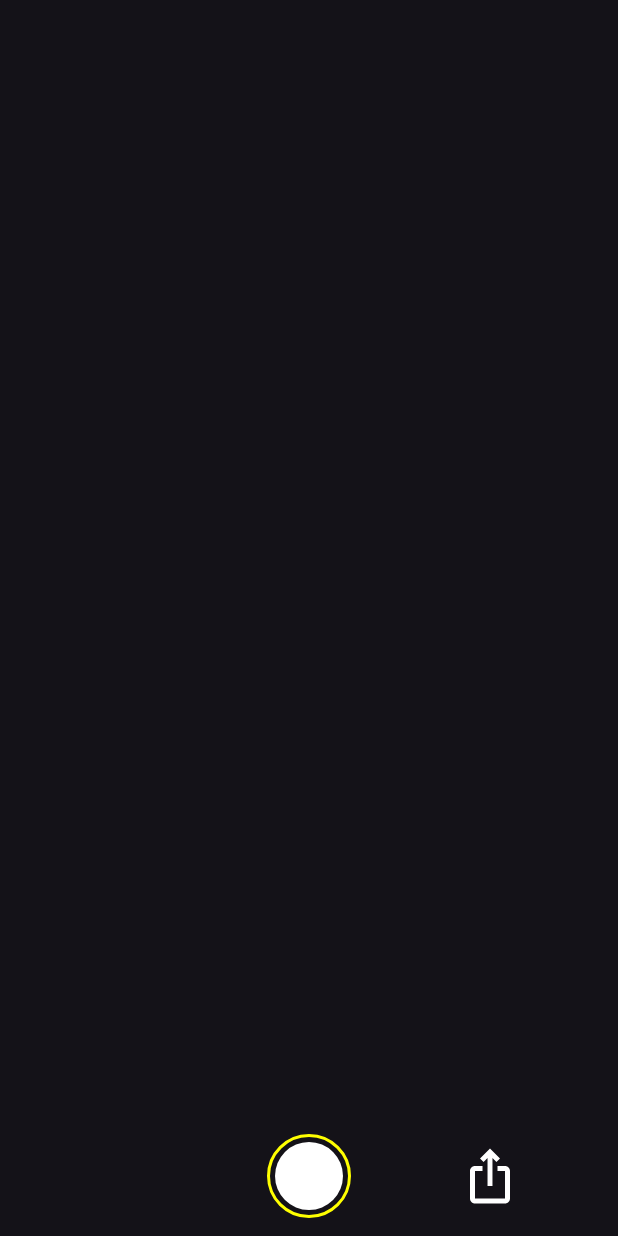
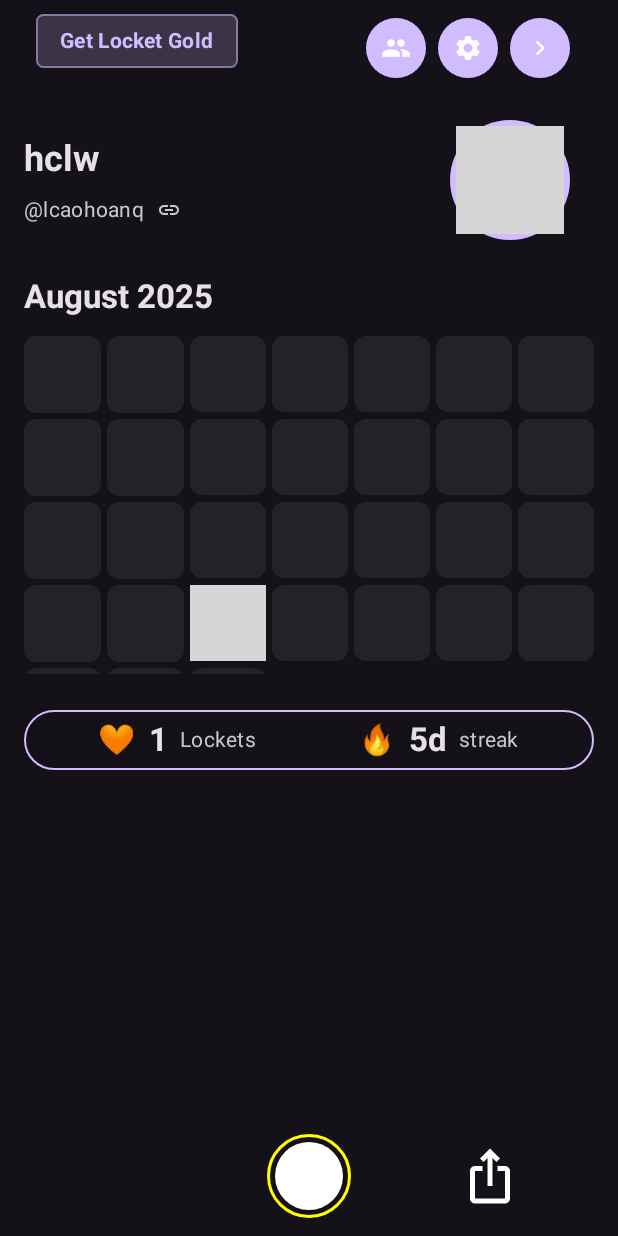
Before and after one commit to luucaohoanq/nocket-compose, an Android app built with Jetpack Compose: the UserProfile screen opened through its navigation route, on a phone screen of 412 x 824 dp. Run offline under Robolectric (Android 15) with nearby library versions, the phone set to English and light mode, and no system bars; our stand-ins replace Dagger/Hilt's generated code; network calls fail; pictures from the network do not load; grey boxes are pictures that could not be loaded.

Commit message:
feat: implement user profile screen; chore: update material3 version

```diff
--- a/app/src/main/java/com/example/nocket/components/common/CommonTopBar.kt
+++ b/app/src/main/java/com/example/nocket/components/common/CommonTopBar.kt
@@ -8,6 +8,7 @@
 import androidx.compose.foundation.layout.Row
 import androidx.compose.foundation.layout.RowScope
 import androidx.compose.foundation.layout.defaultMinSize
+import androidx.compose.foundation.layout.fillMaxHeight
 import androidx.compose.foundation.layout.fillMaxWidth
 import androidx.compose.foundation.layout.padding
 import androidx.compose.foundation.layout.size
@@ -17,11 +18,17 @@
 import androidx.compose.material.icons.Icons
 import androidx.compose.material.icons.automirrored.filled.ArrowBack
 import androidx.compose.material.icons.automirrored.filled.ArrowForward
+import androidx.compose.material.icons.automirrored.filled.KeyboardArrowRight
 import androidx.compose.material.icons.automirrored.filled.Message
 import androidx.compose.material.icons.filled.ChatBubbleOutline
 import androidx.compose.material.icons.filled.ExpandMore
+import androidx.compose.material.icons.filled.Group
+import androidx.compose.material.icons.filled.KeyboardArrowRight
+import androidx.compose.material.icons.filled.Settings
 import androidx.compose.material3.Button
 import androidx.compose.material3.ButtonDefaults
+import androidx.compose.material3.Card
+import androidx.compose.material3.CardDefaults
 import androidx.compose.material3.CenterAlignedTopAppBar
 import androidx.compose.material3.ExperimentalMaterial3Api
 import androidx.compose.material3.Icon
@@ -159,10 +166,9 @@
                 modifier = Modifier
                     .size(40.dp)
                     .clip(CircleShape)
-                    .clickable{
+                    .clickable {
                         navController.navigate(Screen.Profile.route)
-                    }
-                ,
+                    },
                 contentScale = ContentScale.Crop
             )
         },
@@ -172,13 +178,103 @@
                     onClick = { navController.navigate(Screen.Message.route) },
                     colors = ButtonDefaults.buttonColors(
                         containerColor = Color(0xFF404137),
-                        ),
+                    ),
                     modifier = Modifier.size(40.dp),
                     contentPadding = androidx.compose.foundation.layout.PaddingValues(0.dp)
                 ) {
                     Icon(
                         imageVector = Icons.Filled.ChatBubbleOutline,
                         contentDescription = "Messages",
+                        tint = Color.White,
+                        modifier = Modifier.size(20.dp)
+                    )
+                }
+            }
+        },
+        colors = TopAppBarDefaults.topAppBarColors(
+            containerColor = Color.Transparent
+        )
+    )
+}
+
+@OptIn(ExperimentalMaterial3Api::class)
+@Composable
+fun UserProfileTopBar(
+    navController: NavController,
+) {
+    CenterAlignedTopAppBar(
+        modifier = Modifier.padding(horizontal = 20.dp),
+        title = {
+        },
+        navigationIcon = {
+            Box(
+                modifier = Modifier.fillMaxHeight(),
+                contentAlignment = Alignment.Center
+            ){
+                Card(
+                    modifier = Modifier
+                        .padding(bottom = 10.dp)
+                        .border(
+                            width = 1.dp,
+                            color = MaterialTheme.colorScheme.primary.copy(alpha = 0.5f),
+                            shape = RoundedCornerShape(5.dp)
+                        ),
+                    colors = CardDefaults.cardColors(
+                        containerColor = MaterialTheme.colorScheme.primary.copy(alpha = 0.2f)
+                    ),
+                    shape = RoundedCornerShape(5.dp)
+                ) {
+                    Text(
+                        text = "Get Locket Gold",
+                        modifier = Modifier.padding(horizontal = 16.dp, vertical = 8.dp),
+                        color = MaterialTheme.colorScheme.primary,
+                        style = MaterialTheme.typography.bodyMedium,
+                        fontWeight = FontWeight.Bold,
+                    )
+                }
+            }
+        },
+        actions = {
+            Row(
+                horizontalArrangement = androidx.compose.foundation.layout.Arrangement.spacedBy(8.dp),
+                verticalAlignment = Alignment.CenterVertically,
+                modifier = Modifier.padding(end = 8.dp)
+            ) {
+                Button(
+                    onClick = { navController.navigate(Screen.Message.route) },
+                    modifier = Modifier
+                        .size(40.dp)
+                        .background(Color.Transparent),
+                    contentPadding = androidx.compose.foundation.layout.PaddingValues(0.dp)
+                ) {
+                    Icon(
+                        imageVector = Icons.Filled.Group,
+                        contentDescription = "Friends",
+                        tint = Color.White,
+                        modifier = Modifier.size(20.dp)
+                    )
+                }
+                Button(
+                    onClick = { navController.navigate(Screen.Setting.route) },
+                    modifier = Modifier.size(40.dp),
+                    contentPadding = androidx.compose.foundation.layout.PaddingValues(0.dp)
+                ) {
+                    Icon(
+                        imageVector = Icons.Filled.Settings,
+                        contentDescription = "Settings",
+                        tint = Color.White,
+                        modifier = Modifier.size(20.dp)
+                    )
+                }
+
+                Button(
+                    onClick = { navController.navigate(Screen.Home.route) },
+                    modifier = Modifier.size(40.dp),
+                    contentPadding = androidx.compose.foundation.layout.PaddingValues(0.dp)
+                ) {
+                    Icon(
+                        imageVector = Icons.AutoMirrored.Filled.KeyboardArrowRight,
+                        contentDescription = "Home",
                         tint = Color.White,
                         modifier = Modifier.size(20.dp)
                     )
--- /dev/null
+++ b/app/src/main/java/com/example/nocket/preview/UserProfilePreview.kt
@@ -0,0 +1,23 @@
+package com.example.nocket.preview
+
+import androidx.compose.runtime.Composable
+import androidx.compose.ui.tooling.preview.Preview
+import androidx.navigation.compose.rememberNavController
+import com.example.nocket.ui.screen.profile.UserProfile
+import com.example.nocket.ui.theme.AppTheme
+
+@Preview(showBackground = true, heightDp = 800)
+@Composable
+fun UserProfilePreview() {
+    AppTheme {
+        UserProfile(navController = rememberNavController())
+    }
+}
+
+@Preview(showBackground = true, heightDp = 400, name = "Profile Header Only")
+@Composable
+fun ProfileHeaderPreview() {
+    AppTheme {
+        UserProfile(navController = rememberNavController())
+    }
+}
--- a/app/src/main/java/com/example/nocket/ui/screen/profile/UserProfile.kt
+++ /dev/null
@@ -1,46 +0,0 @@
-package com.example.nocket.ui.screen.profile
-
-import androidx.compose.runtime.Composable
-import androidx.navigation.NavController
-import com.example.nocket.models.Post
-
-enum class Month(
-    val displayName: String
-) {
-    JANUARY("January"),
-    FEBRUARY("February"),
-    MARCH("March"),
-    APRIL("April"),
-    MAY("May"),
-    JUNE("June"),
-    JULY("July"),
-    AUGUST("August"),
-    SEPTEMBER("September"),
-    OCTOBER("October"),
-    NOVEMBER("November"),
-    DECEMBER("December")
-}
-
-data class MonthPosts(
-    val month: Month,
-    val year: Int,
-    val posts: List<Post>
-)
-
-fun calculateDaysOfMonthInYear(
-    month: Month,
-    year: Int
-): Int {
-    return when (month) {
-        Month.JANUARY, Month.MARCH, Month.MAY, Month.JULY, Month.AUGUST, Month.OCTOBER, Month.DECEMBER -> 31
-        Month.APRIL, Month.JUNE, Month.SEPTEMBER, Month.NOVEMBER -> 30
-        Month.FEBRUARY -> if ((year % 4 == 0 && year % 100 != 0) || (year % 400 == 0)) 29 else 28
-    }
-}
-
-@Composable
-fun UserProfile(
-    navController: NavController
-){
-
-}
--- /dev/null
+++ b/app/src/main/java/com/example/nocket/ui/screen/profile/UserProfileScreen.kt
@@ -0,0 +1,396 @@
+package com.example.nocket.ui.screen.profile
+
+import android.os.Build
+import androidx.annotation.RequiresApi
+import androidx.compose.foundation.background
+import androidx.compose.foundation.border
+import androidx.compose.foundation.clickable
+import androidx.compose.foundation.layout.Arrangement
+import androidx.compose.foundation.layout.Box
+import androidx.compose.foundation.layout.Column
+import androidx.compose.foundation.layout.PaddingValues
+import androidx.compose.foundation.layout.Row
+import androidx.compose.foundation.layout.Spacer
+import androidx.compose.foundation.layout.aspectRatio
+import androidx.compose.foundation.layout.fillMaxSize
+import androidx.compose.foundation.layout.fillMaxWidth
+import androidx.compose.foundation.layout.height
+import androidx.compose.foundation.layout.padding
+import androidx.compose.foundation.layout.size
+import androidx.compose.foundation.layout.width
+import androidx.compose.foundation.layout.wrapContentWidth
+import androidx.compose.foundation.lazy.LazyColumn
+import androidx.compose.foundation.lazy.grid.GridCells
+import androidx.compose.foundation.lazy.grid.LazyVerticalGrid
+import androidx.compose.foundation.lazy.items
+import androidx.compose.foundation.shape.CircleShape
+import androidx.compose.foundation.shape.RoundedCornerShape
+import androidx.compose.material.icons.Icons
+import androidx.compose.material.icons.filled.Link
+import androidx.compose.material3.Card
+import androidx.compose.material3.CardDefaults
+import androidx.compose.material3.Icon
+import androidx.compose.material3.MaterialTheme
+import androidx.compose.material3.Scaffold
+import androidx.compose.material3.Text
+import androidx.compose.runtime.Composable
+import androidx.compose.runtime.getValue
+import androidx.compose.runtime.mutableStateOf
+import androidx.compose.runtime.remember
+import androidx.compose.runtime.setValue
+import androidx.compose.ui.Alignment
+import androidx.compose.ui.Modifier
+import androidx.compose.ui.draw.clip
+import androidx.compose.ui.layout.ContentScale
+import androidx.compose.ui.text.font.FontWeight
+import androidx.compose.ui.unit.dp
+import androidx.compose.ui.unit.sp
+import androidx.navigation.NavController
+import coil3.compose.AsyncImage
+import com.example.nocket.components.common.UserProfileTopBar
+import com.example.nocket.data.SampleData
+import com.example.nocket.models.Post
+import com.example.nocket.ui.screen.post.PostDetailScreen
+import java.time.LocalDate
+import kotlin.div
+import kotlin.times
+import androidx.compose.material3.VerticalDivider
+
+enum class Month(
+    val displayName: String
+) {
+    JANUARY("January"),
+    FEBRUARY("February"),
+    MARCH("March"),
+    APRIL("April"),
+    MAY("May"),
+    JUNE("June"),
+    JULY("July"),
+    AUGUST("August"),
+    SEPTEMBER("September"),
+    OCTOBER("October"),
+    NOVEMBER("November"),
+    DECEMBER("December")
+}
+
+data class MonthPosts(
+    val month: Month,
+    val year: Int,
+    val posts: List<Post>
+)
+
+fun calculateDaysOfMonthInYear(
+    month: Month,
+    year: Int
+): Int {
+    return when (month) {
+        Month.JANUARY, Month.MARCH, Month.MAY, Month.JULY, Month.AUGUST, Month.OCTOBER, Month.DECEMBER -> 31
+        Month.APRIL, Month.JUNE, Month.SEPTEMBER, Month.NOVEMBER -> 30
+        Month.FEBRUARY -> if ((year % 4 == 0 && year % 100 != 0) || (year % 400 == 0)) 29 else 28
+    }
+}
+
+@RequiresApi(Build.VERSION_CODES.O)
+@Composable
+fun UserProfile(
+    navController: NavController
+) {
+    val user = SampleData.users[0] // Current user
+    val posts = SampleData.samplePosts.filter { it.user.id == user.id }
+    var selectedPost by remember { mutableStateOf<Post?>(null) }
+
+    // Group posts by month and year
+    val groupedPosts = groupPostsByMonthYear(posts)
+
+    when {
+        selectedPost != null -> {
+            PostDetailScreen(
+                post = selectedPost!!,
+                onBack = { selectedPost = null }
+            )
+        }
+
+        else -> {
+            Scaffold(
+                topBar = {
+                    UserProfileTopBar(navController)
+                }
+            ) { paddingValues ->
+                LazyColumn(
+                    modifier = Modifier
+                        .fillMaxSize()
+                        .padding(paddingValues)
+                        .background(MaterialTheme.colorScheme.background),
+                    contentPadding = PaddingValues(16.dp)
+                ) {
+                    // Profile Header
+                    item {
+                        ProfileHeader(user = user)
+                        Spacer(modifier = Modifier.height(24.dp))
+                    }
+
+
+                    // Posts grouped by month/year
+                    items(groupedPosts) { monthPosts ->
+                        MonthSection(
+                            monthPosts = monthPosts,
+                            onPostClick = { post -> selectedPost = post }
+                        )
+                        Spacer(modifier = Modifier.height(24.dp))
+                    }
+
+                    // Stats and Actions
+                    item {
+                        ProfileStats(posts = posts)
+                        Spacer(modifier = Modifier.height(24.dp))
+                    }
+                }
+            }
+        }
+    }
+}
+
+@Composable
+private fun ProfileHeader(user: com.example.nocket.models.User) {
+    Row(
+        verticalAlignment = Alignment.CenterVertically,
+        horizontalArrangement = Arrangement.SpaceBetween,
+        modifier = Modifier
+            .fillMaxWidth()
+    ) {
+        Column(
+            horizontalAlignment = Alignment.Start,
+            verticalArrangement = Arrangement.Center,
+            modifier = Modifier.weight(1f) // Take available space
+        ) {
+            // Username
+            Text(
+                text = user.username,
+                style = MaterialTheme.typography.headlineSmall,
+                fontWeight = FontWeight.Bold,
+                color = MaterialTheme.colorScheme.onBackground
+            )
+
+            Spacer(modifier = Modifier.height(8.dp))
+
+            // Handle with link icon
+            Row(
+                verticalAlignment = Alignment.CenterVertically
+            ) {
+                Text(
+                    text = "@lcaohoanq",
+                    style = MaterialTheme.typography.bodyMedium,
+                    color = MaterialTheme.colorScheme.onSurfaceVariant
+                )
+                Spacer(modifier = Modifier.width(8.dp))
+                Icon(
+                    imageVector = Icons.Default.Link,
+                    contentDescription = "Link",
+                    tint = MaterialTheme.colorScheme.onSurfaceVariant,
+                    modifier = Modifier.size(16.dp)
+                )
+            }
+        }
+
+        // Profile Picture
+        Box(
+            modifier = Modifier
+                .size(80.dp)
+                .background(
+                    color = MaterialTheme.colorScheme.primary,
+                    shape = CircleShape
+                )
+                .padding(4.dp)
+        ) {
+            AsyncImage(
+                model = user.avatar,
+                contentDescription = "Profile picture",
+                modifier = Modifier
+                    .fillMaxSize()
+                    .clip(CircleShape),
+                contentScale = ContentScale.Crop
+            )
+        }
+
+        Spacer(modifier = Modifier.width(16.dp))
+
+    }
+}
+
+@RequiresApi(Build.VERSION_CODES.O)
+@Composable
+private fun ProfileStats(posts: List<Post>) {
+    val currentDate = LocalDate.now()
+    val totalLockets = posts.size
+    val daysInCurrentMonth = currentDate.lengthOfMonth()
+    val currentDay = currentDate.dayOfMonth
+    val streakDays = 5 // Mock streak
+
+    Box(
+        modifier = Modifier
+            .wrapContentWidth()
+            .border(
+                width = 1.dp,
+                color = MaterialTheme.colorScheme.primary,
+                shape = RoundedCornerShape(50)
+            )
+            .clip(RoundedCornerShape(50))
+            .padding(horizontal = 16.dp, vertical = 6.dp),
+        contentAlignment = Alignment.Center
+    ) {
+        Row(
+            modifier = Modifier.fillMaxWidth(),
+            horizontalArrangement = Arrangement.SpaceEvenly
+        ) {
+            StatItem(
+                icon = "🧡",
+                count = "$totalLockets",
+                label = "Lockets"
+            )
+
+            VerticalDivider(color = MaterialTheme.colorScheme.secondary)
+
+            StatItem(
+                icon = "🔥",
+                count = "${streakDays}d",
+                label = "streak"
+            )
+        }
+    }
+}
+
+@Composable
+private fun StatItem(
+    icon: String,
+    count: String,
+    label: String
+) {
+
+    Row(
+        verticalAlignment = Alignment.CenterVertically,
+        horizontalArrangement = Arrangement.spacedBy(8.dp)
+    ) {
+        Text(
+            text = icon,
+            fontSize = 20.sp
+        )
+        Text(
+            text = count,
+            style = MaterialTheme.typography.titleLarge,
+            fontWeight = FontWeight.Bold,
+            color = MaterialTheme.colorScheme.onBackground
+        )
+        Text(
+            text = label,
+            style = MaterialTheme.typography.bodyMedium,
+            color = MaterialTheme.colorScheme.onSurfaceVariant
+        )
+    }
+
+}
+
+@Composable
+private fun MonthSection(
+    monthPosts: MonthPosts,
+    onPostClick: (Post) -> Unit
+) {
+    Column(
+        modifier = Modifier.fillMaxWidth()
+    ) {
+        // Month header
+        Text(
+            text = "${monthPosts.month.displayName} ${monthPosts.year}",
+            style = MaterialTheme.typography.titleLarge,
+            fontWeight = FontWeight.Bold,
+            color = MaterialTheme.colorScheme.onBackground,
+            modifier = Modifier.padding(bottom = 12.dp)
+        )
+
+        // Posts grid for this month
+        LazyVerticalGrid(
+            columns = GridCells.Fixed(7),
+            horizontalArrangement = Arrangement.spacedBy(4.dp),
+            verticalArrangement = Arrangement.spacedBy(4.dp),
+            modifier = Modifier.height(
+                ((calculateDaysOfMonthInYear(monthPosts.month, monthPosts.year) + 6) / 7 * 45).dp
+            )
+        ) {
+            // Calculate days in month and create calendar-like grid
+            val daysInMonth = calculateDaysOfMonthInYear(monthPosts.month, monthPosts.year)
+            val totalCells = ((daysInMonth + 6) / 7) * 7 // Round up to complete weeks
+
+            items(daysInMonth) { dayIndex ->
+                val dayNumber = dayIndex + 1
+                val postForDay = monthPosts.posts.find {
+                    // Mock: assume each post represents a day (in real app, parse timestamp)
+                    (it.hashCode() % daysInMonth) + 1 == dayNumber
+                }
+
+                if (postForDay != null) {
+                    PostGridItem(
+                        post = postForDay,
+                        onClick = { onPostClick(postForDay) }
+                    )
+                } else {
+                    EmptyDayItem()
+                }
+            }
+        }
+    }
+}
+
+@Composable
+private fun PostGridItem(
+    post: Post,
+    onClick: () -> Unit
+) {
+    Card(
+        modifier = Modifier
+            .aspectRatio(1f)
+            .clickable { onClick() },
+        shape = RoundedCornerShape(8.dp),
+        elevation = CardDefaults.cardElevation(defaultElevation = 2.dp)
+    ) {
+        AsyncImage(
+            model = post.thumbnailUrl,
+            contentDescription = "Post image",
+            modifier = Modifier.fillMaxSize(),
+            contentScale = ContentScale.Crop
+        )
+    }
+}
+
+@Composable
+private fun EmptyDayItem() {
+    Box(
+        modifier = Modifier
+            .aspectRatio(1f)
+            .background(
+                color = MaterialTheme.colorScheme.surfaceVariant.copy(alpha = 0.3f),
+                shape = RoundedCornerShape(8.dp)
+            ),
+        contentAlignment = Alignment.Center
+    ) {
+        // Empty space or placeholder
+    }
+}
+
+// Helper function to group posts by month and year
+@RequiresApi(Build.VERSION_CODES.O)
+private fun groupPostsByMonthYear(posts: List<Post>): List<MonthPosts> {
+    val currentDate = LocalDate.now()
+
+    // For demo purposes, create some mock month groups
+    return listOf(
+        MonthPosts(
+            month = Month.AUGUST,
+            year = 2025,
+            posts = posts.take(8) // Take first 8 posts for August
+        ),
+        MonthPosts(
+            month = Month.JULY,
+            year = 2025,
+            posts = posts.drop(8).take(4) // Next 4 posts for July
+        )
+    ).filter { it.posts.isNotEmpty() }
+}
--- a/gradle/libs.versions.toml
+++ b/gradle/libs.versions.toml
@@ -37,6 +37,7 @@
 jackson = "2.15.3"
 stripeAndroid = "20.42.0"
 workRuntimeKtx = "2.10.2"
+material3 = "1.3.2"
 
 [libraries]
 accompanist-pager = { module = "com.google.accompanist:accompanist-pager", version.ref = "accompanistPager" }
@@ -59,7 +60,7 @@
 androidx-ui-tooling-preview = { module = "androidx.compose.ui:ui-tooling-preview" }
 androidx-ui-test-manifest = { module = "androidx.compose.ui:ui-test-manifest" }
 androidx-ui-test-junit4 = { module = "androidx.compose.ui:ui-test-junit4" }
-androidx-material3 = { module = "androidx.compose.material3:material3" }
+androidx-material3 = { module = "androidx.compose.material3:material3" , version.ref = "material3" }
 androidx-navigation-compose = { module = "androidx.navigation:navigation-compose", version.ref = "navigationCompose" }
 androidx-material-icons-extended = { module = "androidx.compose.material:material-icons-extended", version.ref = "materialIconsExtended" }
 
```
